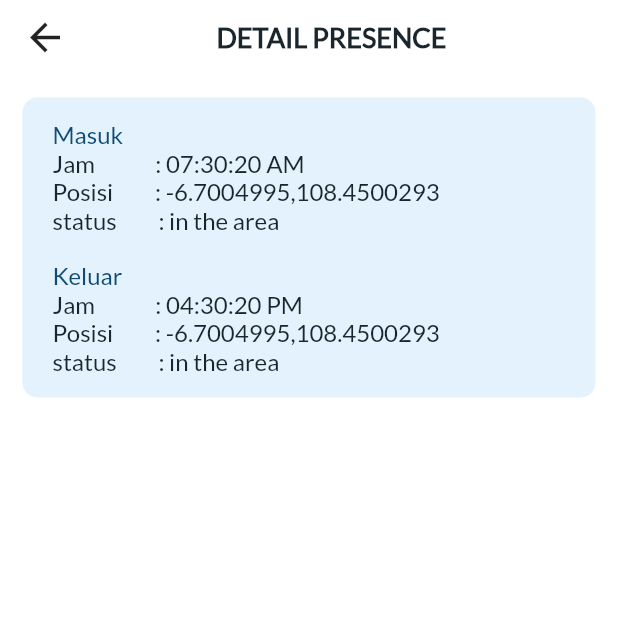
After one commit to framadhan99/presence_app, a Flutter app: the DetailPresenceScreen screen opened directly, on a phone screen of 412 x 824 dp, the top half of it. The commit adds this screen. Run offline on Flutter 3.47's test engine with Material 2 defaults, Android fonts, the light colour scheme and no system bars.

Commit message:
create detail presence screen

```diff
--- /dev/null
+++ b/lib/config/config.dart
@@ -0,0 +1,3 @@
+export 'asset_colors.dart';
+export 'asset_styles.dart';
+export 'ui_helper.dart';
--- /dev/null
+++ b/lib/ui_features/pages/home/detail_presence_screen.dart
@@ -0,0 +1,87 @@
+import 'package:flutter/material.dart';
+import 'package:presence_app/config/config.dart';
+import 'package:presence_app/config/navigations_service.dart';
+import 'package:presence_app/ui_features/widgets/appbar/appbar_custom.dart';
+import 'package:presence_app/ui_features/widgets/cards/card_general.dart';
+
+class DetailPresenceScreen extends StatelessWidget {
+  const DetailPresenceScreen({super.key});
+
+  @override
+  Widget build(BuildContext context) {
+    return Scaffold(
+      appBar: AppBarCustom(
+        title: 'DETAIL PRESENCE',
+        onTap: () => backScreen(),
+      ),
+      body: Padding(
+        padding: const EdgeInsets.only(left: 15, right: 15, top: 15),
+        child: CardGeneral(
+          height: 200,
+          margin: const EdgeInsets.only(bottom: 10),
+          padding: const EdgeInsets.only(left: 20, top: 15, bottom: 15),
+          widget: Column(
+            crossAxisAlignment: CrossAxisAlignment.start,
+            children: [
+              Text(
+                'Masuk',
+                style: AssetStyle.textPrimary.copyWith(
+                  color: AssetColor.blueDrak,
+                ),
+              ),
+              Text(
+                'Jam             : 07:30:20 AM',
+                style: AssetStyle.textPrimary.copyWith(
+                  color: AssetColor.blueDraked,
+                  fontWeight: FontWeight.w500,
+                ),
+              ),
+              Text(
+                'Posisi         : -6.7004995,108.4500293',
+                style: AssetStyle.textPrimary.copyWith(
+                  color: AssetColor.blueDraked,
+                  fontWeight: FontWeight.w500,
+                ),
+              ),
+              Text(
+                'status         : in the area',
+                style: AssetStyle.textPrimary.copyWith(
+                  color: AssetColor.blueDraked,
+                  fontWeight: FontWeight.w500,
+                ),
+              ),
+              const Spacer(),
+              Text(
+                'Keluar',
+                style: AssetStyle.textPrimary.copyWith(
+                  color: AssetColor.blueDrak,
+                ),
+              ),
+              Text(
+                'Jam             : 04:30:20 PM',
+                style: AssetStyle.textPrimary.copyWith(
+                  color: AssetColor.blueDraked,
+                  fontWeight: FontWeight.w500,
+                ),
+              ),
+              Text(
+                'Posisi         : -6.7004995,108.4500293',
+                style: AssetStyle.textPrimary.copyWith(
+                  color: AssetColor.blueDraked,
+                  fontWeight: FontWeight.w500,
+                ),
+              ),
+              Text(
+                'status         : in the area',
+                style: AssetStyle.textPrimary.copyWith(
+                  color: AssetColor.blueDraked,
+                  fontWeight: FontWeight.w500,
+                ),
+              ),
+            ],
+          ),
+        ),
+      ),
+    );
+  }
+}
--- a/lib/ui_features/pages/home/home_page.dart
+++ b/lib/ui_features/pages/home/home_page.dart
@@ -1,7 +1,9 @@
 import 'package:flutter/material.dart';
 import 'package:presence_app/config/asset_colors.dart';
 import 'package:presence_app/config/asset_styles.dart';
+import 'package:presence_app/config/navigations_service.dart';
 import 'package:presence_app/config/ui_helper.dart';
+import 'package:presence_app/ui_features/pages/home/detail_presence_screen.dart';
 import 'package:presence_app/ui_features/widgets/buttons/button_primary.dart';
 import 'package:presence_app/ui_features/widgets/cards/card_general.dart';
 import 'package:presence_app/ui_features/widgets/cards/card_presence.dart';
@@ -112,6 +114,7 @@ class HomePage extends StatelessWidget {
               ...[1, 2, 3, 4, 5].map(
                 (e) {
                   return CardGeneral(
+                      onTap: () => nextScreen(const DetailPresenceScreen()),
                       margin: const EdgeInsets.only(bottom: 10),
                       padding:
                           const EdgeInsets.only(left: 20, top: 15, bottom: 15),
--- /dev/null
+++ b/lib/ui_features/widgets/appbar/appbar_custom.dart
@@ -0,0 +1,37 @@
+import 'package:flutter/material.dart';
+import 'package:presence_app/config/asset_styles.dart';
+
+class AppBarCustom extends StatelessWidget with PreferredSizeWidget {
+  const AppBarCustom({super.key, required this.title, this.onTap});
+  final String title;
+  final Function()? onTap;
+
+  @override
+  Widget build(BuildContext context) {
+    return SafeArea(
+      child: Container(
+        padding: const EdgeInsets.symmetric(horizontal: 15, vertical: 10),
+        child: Row(
+          children: [
+            GestureDetector(
+              onTap: onTap,
+              child: const Icon(
+                Icons.arrow_back,
+                size: 30,
+              ),
+            ),
+            Spacer(),
+            Text(
+              title,
+              style: AssetStyle.textTitle,
+            ),
+            Spacer(),
+          ],
+        ),
+      ),
+    );
+  }
+
+  @override
+  Size get preferredSize => const Size.fromHeight(70);
+}
--- a/lib/ui_features/widgets/cards/card_general.dart
+++ b/lib/ui_features/widgets/cards/card_general.dart
@@ -9,16 +9,20 @@ class CardGeneral extends StatelessWidget {
       this.width,
       required this.widget,
       this.margin,
-      this.padding});
+      this.padding,
+      this.onTap});
   final double? height;
   final double? width;
   final Widget widget;
   final EdgeInsets? margin;
   final EdgeInsets? padding;
+  final Function()? onTap;
 
   @override
   Widget build(BuildContext context) {
-    return Container(
+    return GestureDetector(
+      onTap: onTap,
+      child: Container(
         height: height ?? 120,
         width: width ?? screenWidth(context),
         margin: margin,
@@ -28,6 +32,7 @@ class CardGeneral extends StatelessWidget {
           borderRadius: BorderRadius.circular(10),
         ),
         child: widget,
+      ),
     );
   }
 }
```
Lines whose indentation alone changed are shown as unchanged.
